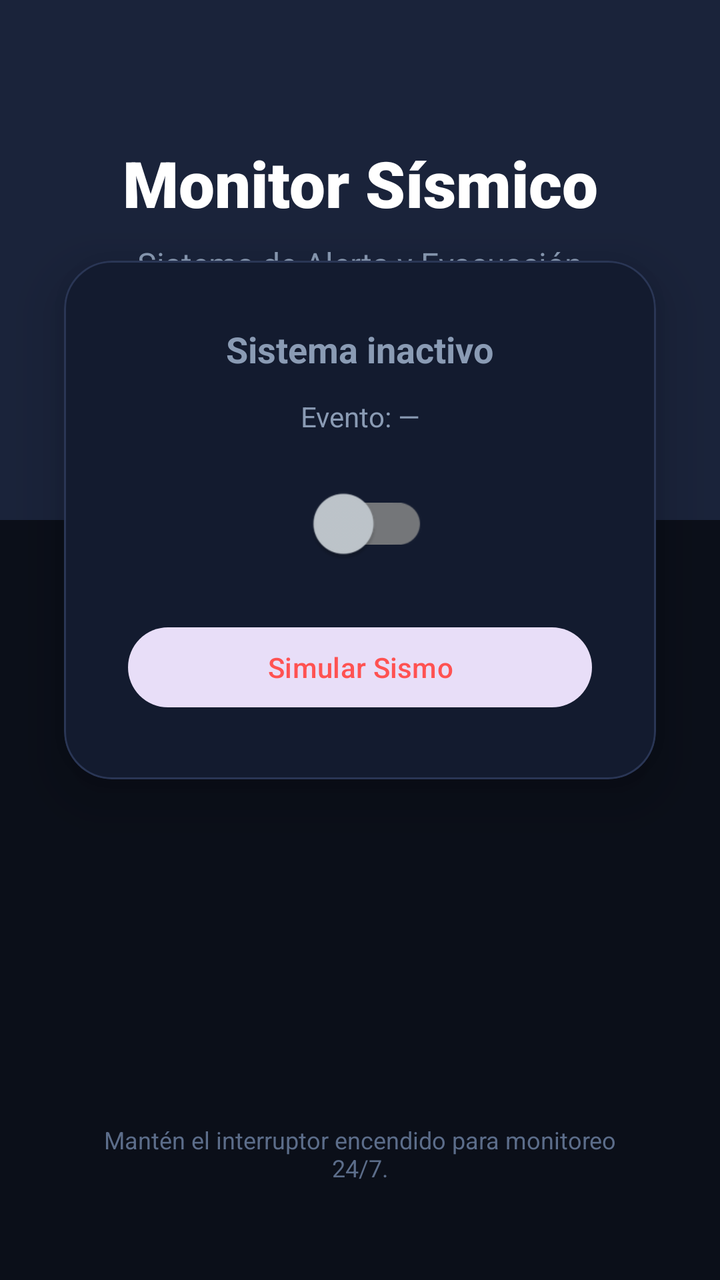
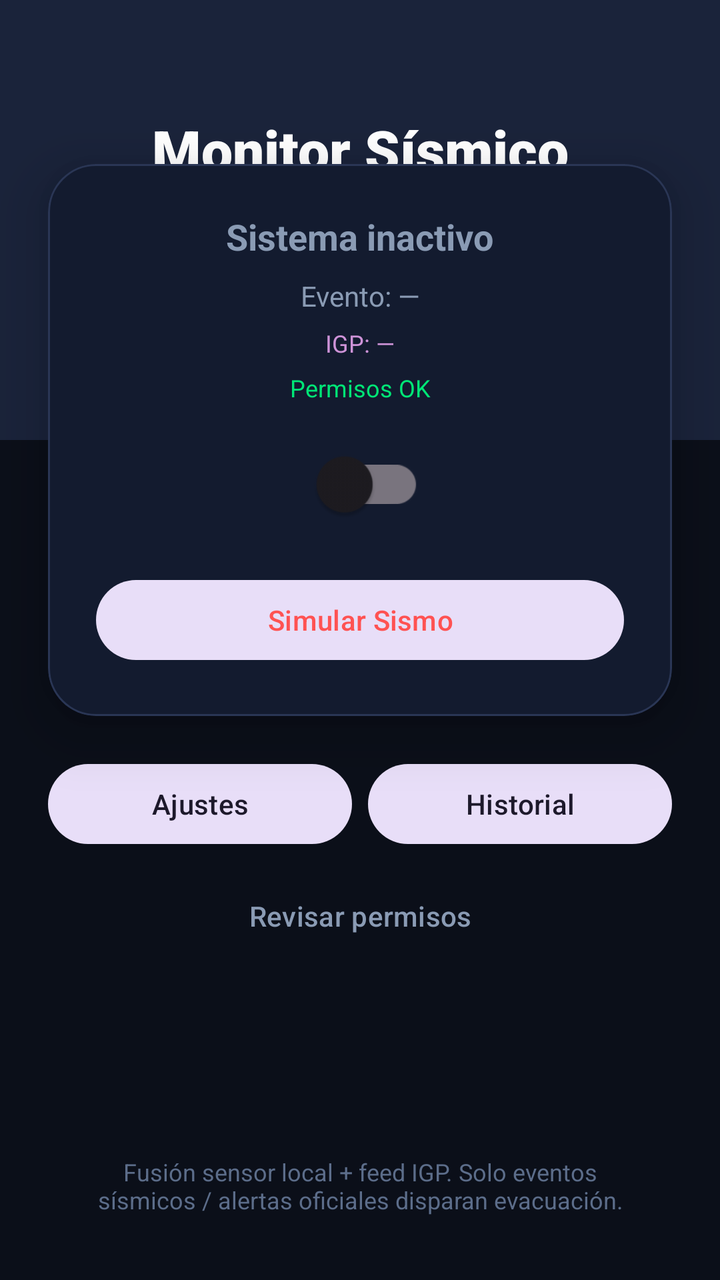

An Android layout rendered at two revisions. The XML below is the earlier revision; the diff shows what the commit changed to produce the second picture.
<!-- AndroidManifest.xml: application theme Theme.MyApplication -->
<!-- res/layout/activity_main.xml -->
<?xml version="1.0" encoding="utf-8"?>
<androidx.constraintlayout.widget.ConstraintLayout
    xmlns:android="http://schemas.android.com/apk/res/android"
    xmlns:app="http://schemas.android.com/apk/res-auto"
    android:layout_width="match_parent"
    android:layout_height="match_parent"
    android:background="#0B0F19">

    <View
        android:id="@+id/headerBg"
        android:layout_width="match_parent"
        android:layout_height="260dp"
        android:background="#1A233A"
        app:layout_constraintTop_toTopOf="parent" />

    <TextView
        android:id="@+id/tituloApp"
        android:layout_width="wrap_content"
        android:layout_height="wrap_content"
        android:layout_marginTop="70dp"
        android:fontFamily="sans-serif-black"
        android:text="Monitor Sísmico"
        android:textColor="#FFFFFF"
        android:textSize="32sp"
        app:layout_constraintEnd_toEndOf="parent"
        app:layout_constraintStart_toStartOf="parent"
        app:layout_constraintTop_toTopOf="parent" />

    <TextView
        android:id="@+id/subtituloApp"
        android:layout_width="wrap_content"
        android:layout_height="wrap_content"
        android:layout_marginTop="8dp"
        android:text="Sistema de Alerta y Evacuación"
        android:textColor="#8A9BB4"
        android:textSize="16sp"
        app:layout_constraintEnd_toEndOf="parent"
        app:layout_constraintStart_toStartOf="parent"
        app:layout_constraintTop_toBottomOf="@+id/tituloApp" />

    <com.google.android.material.card.MaterialCardView
        android:layout_width="match_parent"
        android:layout_height="wrap_content"
        android:layout_marginHorizontal="32dp"
        app:cardBackgroundColor="#131B2F"
        app:cardCornerRadius="24dp"
        app:cardElevation="16dp"
        app:strokeColor="#2A3655"
        app:strokeWidth="1dp"
        app:layout_constraintBottom_toBottomOf="@+id/headerBg"
        app:layout_constraintTop_toBottomOf="@+id/headerBg"
        app:layout_constraintEnd_toEndOf="parent"
        app:layout_constraintStart_toStartOf="parent">

        <LinearLayout
            android:layout_width="match_parent"
            android:layout_height="wrap_content"
            android:gravity="center"
            android:orientation="vertical"
            android:padding="32dp">

            <TextView
                android:id="@+id/textoEstado"
                android:layout_width="wrap_content"
                android:layout_height="wrap_content"
                android:layout_marginBottom="12dp"
                android:text="Sistema inactivo"
                android:textColor="#8A9BB4"
                android:textSize="18sp"
                android:textStyle="bold" />

            <TextView
                android:id="@+id/textoEvento"
                android:layout_width="match_parent"
                android:layout_height="wrap_content"
                android:layout_marginBottom="20dp"
                android:gravity="center"
                android:text="Evento: —"
                android:textColor="#8A9BB4"
                android:textSize="14sp" />

            <com.google.android.material.switchmaterial.SwitchMaterial
                android:id="@+id/switchMonitoreo"
                android:layout_width="wrap_content"
                android:layout_height="wrap_content"
                android:scaleX="1.5"
                android:scaleY="1.5"
                app:thumbTint="@color/material_dynamic_neutral_variant80"
                app:trackTint="@color/material_dynamic_neutral50" />

            <com.google.android.material.button.MaterialButton
                android:id="@+id/btnSimular"
                style="@style/Widget.Material3.Button.TonalButton"
                android:layout_width="match_parent"
                android:layout_height="wrap_content"
                android:layout_marginTop="24dp"
                android:text="Simular Sismo"
                android:textColor="#FF5252"
                app:rippleColor="#40FF5252" />

        </LinearLayout>
    </com.google.android.material.card.MaterialCardView>

    <TextView
        android:layout_width="match_parent"
        android:layout_height="wrap_content"
        android:layout_marginHorizontal="40dp"
        android:layout_marginBottom="48dp"
        android:gravity="center"
        android:text="Mantén el interruptor encendido para monitoreo 24/7."
        android:textColor="#5C6D8A"
        android:textSize="12sp"
        app:layout_constraintBottom_toBottomOf="parent" />

</androidx.constraintlayout.widget.ConstraintLayout>
<!-- resources referenced by this layout -->
<resources>
  <style name="Theme.MyApplication" parent="Base.Theme.MyApplication" />
  <style name="Base.Theme.MyApplication" parent="Theme.Material3.DayNight.NoActionBar">
          
          
      </style>
</resources>

<!-- the commit's change to res/layout/activity_main.xml (unified diff, before → after) -->
@@ -9,7 +9,7 @@
     <View
         android:id="@+id/headerBg"
         android:layout_width="match_parent"
-        android:layout_height="260dp"
+        android:layout_height="220dp"
         android:background="#1A233A"
         app:layout_constraintTop_toTopOf="parent" />
 
@@ -17,11 +17,11 @@
         android:id="@+id/tituloApp"
         android:layout_width="wrap_content"
         android:layout_height="wrap_content"
-        android:layout_marginTop="70dp"
+        android:layout_marginTop="56dp"
         android:fontFamily="sans-serif-black"
         android:text="Monitor Sísmico"
         android:textColor="#FFFFFF"
-        android:textSize="32sp"
+        android:textSize="28sp"
         app:layout_constraintEnd_toEndOf="parent"
         app:layout_constraintStart_toStartOf="parent"
         app:layout_constraintTop_toTopOf="parent" />
@@ -30,18 +30,19 @@
         android:id="@+id/subtituloApp"
         android:layout_width="wrap_content"
         android:layout_height="wrap_content"
-        android:layout_marginTop="8dp"
-        android:text="Sistema de Alerta y Evacuación"
+        android:layout_marginTop="6dp"
+        android:text="Sensor local + reportes IGP / INDECI"
         android:textColor="#8A9BB4"
-        android:textSize="16sp"
+        android:textSize="14sp"
         app:layout_constraintEnd_toEndOf="parent"
         app:layout_constraintStart_toStartOf="parent"
         app:layout_constraintTop_toBottomOf="@+id/tituloApp" />
 
     <com.google.android.material.card.MaterialCardView
+        android:id="@+id/cardPrincipal"
         android:layout_width="match_parent"
         android:layout_height="wrap_content"
-        android:layout_marginHorizontal="32dp"
+        android:layout_marginHorizontal="24dp"
         app:cardBackgroundColor="#131B2F"
         app:cardCornerRadius="24dp"
         app:cardElevation="16dp"
@@ -57,13 +58,13 @@
             android:layout_height="wrap_content"
             android:gravity="center"
             android:orientation="vertical"
-            android:padding="32dp">
+            android:padding="24dp">
 
             <TextView
                 android:id="@+id/textoEstado"
                 android:layout_width="wrap_content"
                 android:layout_height="wrap_content"
-                android:layout_marginBottom="12dp"
+                android:layout_marginBottom="8dp"
                 android:text="Sistema inactivo"
                 android:textColor="#8A9BB4"
                 android:textSize="18sp"
@@ -73,41 +74,96 @@
                 android:id="@+id/textoEvento"
                 android:layout_width="match_parent"
                 android:layout_height="wrap_content"
-                android:layout_marginBottom="20dp"
                 android:gravity="center"
                 android:text="Evento: —"
                 android:textColor="#8A9BB4"
                 android:textSize="14sp" />
 
+            <TextView
+                android:id="@+id/textoIgp"
+                android:layout_width="match_parent"
+                android:layout_height="wrap_content"
+                android:layout_marginTop="6dp"
+                android:gravity="center"
+                android:text="IGP: —"
+                android:textColor="#CE93D8"
+                android:textSize="12sp" />
+
+            <TextView
+                android:id="@+id/textoPermisos"
+                android:layout_width="match_parent"
+                android:layout_height="wrap_content"
+                android:layout_marginTop="6dp"
+                android:layout_marginBottom="16dp"
+                android:gravity="center"
+                android:text="Permisos OK"
+                android:textColor="#00E676"
+                android:textSize="12sp" />
+
             <com.google.android.material.switchmaterial.SwitchMaterial
                 android:id="@+id/switchMonitoreo"
                 android:layout_width="wrap_content"
                 android:layout_height="wrap_content"
-                android:scaleX="1.5"
-                android:scaleY="1.5"
-                app:thumbTint="@color/material_dynamic_neutral_variant80"
-                app:trackTint="@color/material_dynamic_neutral50" />
+                android:scaleX="1.4"
+                android:scaleY="1.4" />
 
             <com.google.android.material.button.MaterialButton
                 android:id="@+id/btnSimular"
                 style="@style/Widget.Material3.Button.TonalButton"
                 android:layout_width="match_parent"
                 android:layout_height="wrap_content"
-                android:layout_marginTop="24dp"
+                android:layout_marginTop="20dp"
                 android:text="Simular Sismo"
-                android:textColor="#FF5252"
-                app:rippleColor="#40FF5252" />
-
+                android:textColor="#FF5252" />
         </LinearLayout>
     </com.google.android.material.card.MaterialCardView>
+
+    <LinearLayout
+        android:id="@+id/filaBotones"
+        android:layout_width="match_parent"
+        android:layout_height="wrap_content"
+        android:layout_marginHorizontal="24dp"
+        android:layout_marginTop="20dp"
+        android:orientation="horizontal"
+        app:layout_constraintTop_toBottomOf="@+id/cardPrincipal">
+
+        <com.google.android.material.button.MaterialButton
+            android:id="@+id/btnAjustes"
+            style="@style/Widget.Material3.Button.TonalButton"
+            android:layout_width="0dp"
+            android:layout_height="wrap_content"
+            android:layout_marginEnd="8dp"
+            android:layout_weight="1"
+            android:text="Ajustes" />
+
+        <com.google.android.material.button.MaterialButton
+            android:id="@+id/btnHistorial"
+            style="@style/Widget.Material3.Button.TonalButton"
+            android:layout_width="0dp"
+            android:layout_height="wrap_content"
+            android:layout_weight="1"
+            android:text="Historial" />
+    </LinearLayout>
+
+    <com.google.android.material.button.MaterialButton
+        android:id="@+id/btnRepararPermisos"
+        style="@style/Widget.Material3.Button.TextButton"
+        android:layout_width="wrap_content"
+        android:layout_height="wrap_content"
+        android:layout_marginTop="8dp"
+        android:text="Revisar permisos"
+        android:textColor="#8A9BB4"
+        app:layout_constraintEnd_toEndOf="parent"
+        app:layout_constraintStart_toStartOf="parent"
+        app:layout_constraintTop_toBottomOf="@+id/filaBotones" />
 
     <TextView
         android:layout_width="match_parent"
         android:layout_height="wrap_content"
-        android:layout_marginHorizontal="40dp"
-        android:layout_marginBottom="48dp"
+        android:layout_marginHorizontal="32dp"
+        android:layout_marginBottom="32dp"
         android:gravity="center"
-        android:text="Mantén el interruptor encendido para monitoreo 24/7."
+        android:text="Fusión sensor local + feed IGP. Solo eventos sísmicos / alertas oficiales disparan evacuación."
         android:textColor="#5C6D8A"
         android:textSize="12sp"
         app:layout_constraintBottom_toBottomOf="parent" />
